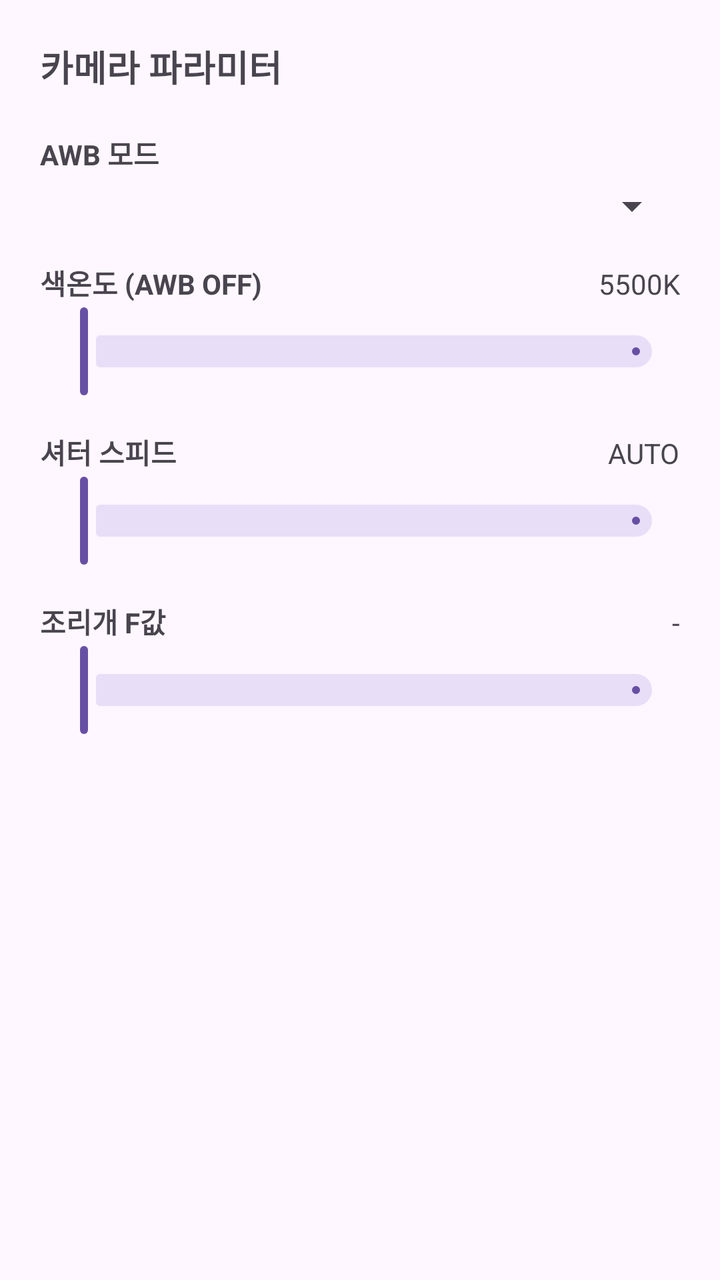
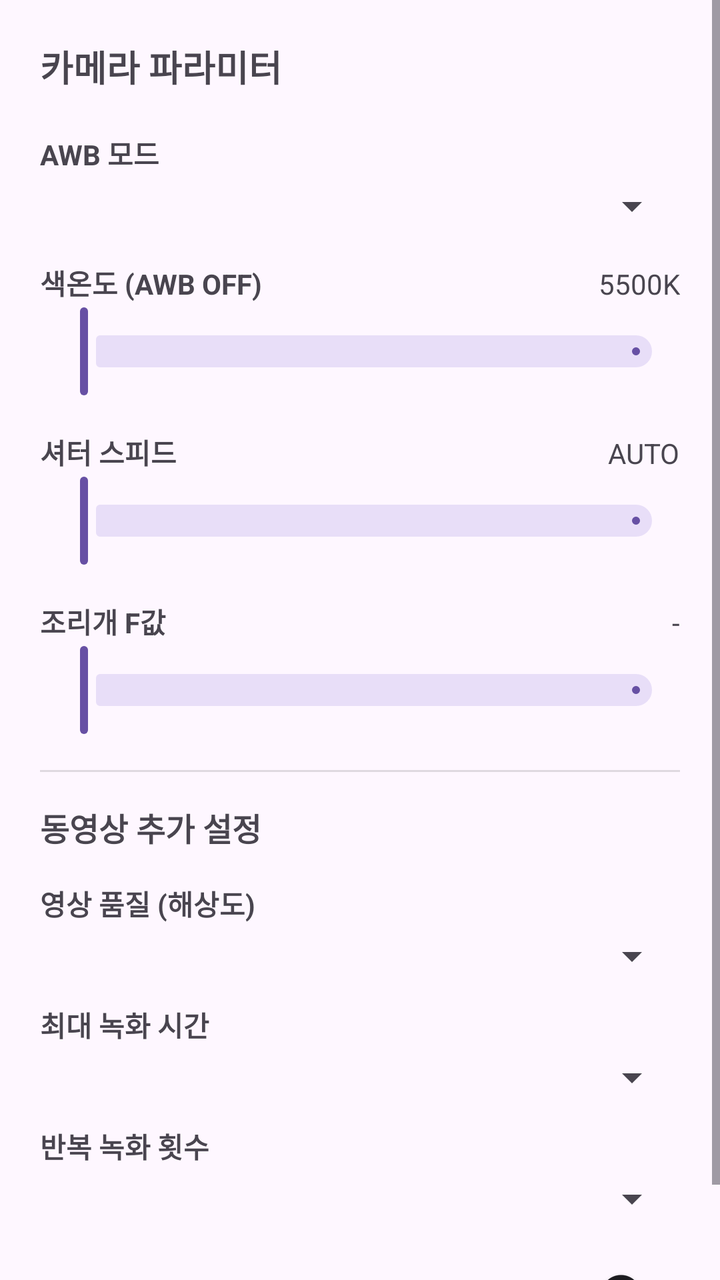

Two renders of the same Android screen: before a commit and after it. Below are the layout's source before the change and the commit's diff.
<!-- AndroidManifest.xml: application theme Theme.Camera2Study -->
<!-- res/layout/bottom_sheet_settings.xml -->
<?xml version="1.0" encoding="utf-8"?>
<ScrollView xmlns:android="http://schemas.android.com/apk/res/android"
    android:layout_width="match_parent"
    android:layout_height="wrap_content">

    <LinearLayout
        android:layout_width="match_parent"
        android:layout_height="wrap_content"
        android:orientation="vertical"
        android:padding="20dp">

        <TextView
            android:layout_width="match_parent"
            android:layout_height="wrap_content"
            android:text="카메라 파라미터"
            android:textSize="18sp"
            android:textStyle="bold"
            android:paddingBottom="12dp" />

        <TextView
            android:layout_width="match_parent"
            android:layout_height="wrap_content"
            android:text="AWB 모드"
            android:textStyle="bold"
            android:paddingTop="8dp" />

        <Spinner
            android:id="@+id/spinnerAwb"
            android:layout_width="match_parent"
            android:layout_height="wrap_content"
            android:layout_marginTop="4dp" />

        <LinearLayout
            android:layout_width="match_parent"
            android:layout_height="wrap_content"
            android:orientation="horizontal"
            android:paddingTop="16dp">

            <TextView
                android:id="@+id/txtColorTempLabel"
                android:layout_width="0dp"
                android:layout_weight="1"
                android:layout_height="wrap_content"
                android:text="색온도 (AWB OFF)"
                android:textStyle="bold" />

            <TextView
                android:id="@+id/txtColorTempValue"
                android:layout_width="wrap_content"
                android:layout_height="wrap_content"
                android:text="5500K" />
        </LinearLayout>

        <com.google.android.material.slider.Slider
            android:id="@+id/sliderColorTemp"
            android:layout_width="match_parent"
            android:layout_height="wrap_content" />

        <LinearLayout
            android:layout_width="match_parent"
            android:layout_height="wrap_content"
            android:orientation="horizontal"
            android:paddingTop="16dp">

            <TextView
                android:id="@+id/txtExposureLabel"
                android:layout_width="0dp"
                android:layout_weight="1"
                android:layout_height="wrap_content"
                android:text="셔터 스피드"
                android:textStyle="bold" />

            <TextView
                android:id="@+id/txtExposureValue"
                android:layout_width="wrap_content"
                android:layout_height="wrap_content"
                android:text="AUTO" />
        </LinearLayout>

        <com.google.android.material.slider.Slider
            android:id="@+id/sliderExposure"
            android:layout_width="match_parent"
            android:layout_height="wrap_content" />

        <LinearLayout
            android:layout_width="match_parent"
            android:layout_height="wrap_content"
            android:orientation="horizontal"
            android:paddingTop="16dp">

            <TextView
                android:id="@+id/txtApertureLabel"
                android:layout_width="0dp"
                android:layout_weight="1"
                android:layout_height="wrap_content"
                android:text="조리개 F값"
                android:textStyle="bold" />

            <TextView
                android:id="@+id/txtApertureValue"
                android:layout_width="wrap_content"
                android:layout_height="wrap_content"
                android:text="-" />
        </LinearLayout>

        <com.google.android.material.slider.Slider
            android:id="@+id/sliderAperture"
            android:layout_width="match_parent"
            android:layout_height="wrap_content" />

    </LinearLayout>
</ScrollView>
<!-- resources referenced by this layout -->
<resources>
  <style name="Theme.Camera2Study" parent="Theme.Material3.DayNight.NoActionBar">
          <item name="android:statusBarColor" tools:targetApi="l">@android:color/black</item>
          <item name="android:navigationBarColor">@android:color/black</item>
      </style>
</resources>

<!-- the commit's change to res/layout/bottom_sheet_settings.xml (unified diff, before → after) -->
@@ -1,5 +1,6 @@
 <?xml version="1.0" encoding="utf-8"?>
 <ScrollView xmlns:android="http://schemas.android.com/apk/res/android"
+    xmlns:app="http://schemas.android.com/apk/res-auto"
     android:layout_width="match_parent"
     android:layout_height="wrap_content">
 
@@ -108,5 +109,66 @@
             android:layout_width="match_parent"
             android:layout_height="wrap_content" />
 
+        <View
+            android:layout_width="match_parent"
+            android:layout_height="1dp"
+            android:background="?android:attr/listDivider"
+            android:layout_marginVertical="16dp" />
+
+        <TextView
+            android:layout_width="match_parent"
+            android:layout_height="wrap_content"
+            android:text="동영상 추가 설정"
+            android:textSize="16sp"
+            android:textStyle="bold"
+            android:paddingBottom="8dp" />
+
+        <TextView
+            android:layout_width="match_parent"
+            android:layout_height="wrap_content"
+            android:text="영상 품질 (해상도)"
+            android:textStyle="bold"
+            android:paddingTop="8dp" />
+
+        <Spinner
+            android:id="@+id/spinnerQuality"
+            android:layout_width="match_parent"
+            android:layout_height="wrap_content"
+            android:layout_marginTop="4dp" />
+
+        <TextView
+            android:layout_width="match_parent"
+            android:layout_height="wrap_content"
+            android:text="최대 녹화 시간"
+            android:textStyle="bold"
+            android:paddingTop="12dp" />
+
+        <Spinner
+            android:id="@+id/spinnerMaxDuration"
+            android:layout_width="match_parent"
+            android:layout_height="wrap_content"
+            android:layout_marginTop="4dp" />
+
+        <TextView
+            android:layout_width="match_parent"
+            android:layout_height="wrap_content"
+            android:text="반복 녹화 횟수"
+            android:textStyle="bold"
+            android:paddingTop="12dp" />
+
+        <Spinner
+            android:id="@+id/spinnerRepeatCount"
+            android:layout_width="match_parent"
+            android:layout_height="wrap_content"
+            android:layout_marginTop="4dp" />
+
+        <com.google.android.material.switchmaterial.SwitchMaterial
+            android:id="@+id/switchOptimization"
+            android:layout_width="match_parent"
+            android:layout_height="wrap_content"
+            android:layout_marginTop="12dp"
+            android:text="파일 크기 최적화 (저용량 유도)"
+            android:textStyle="bold" />
+
     </LinearLayout>
 </ScrollView>
